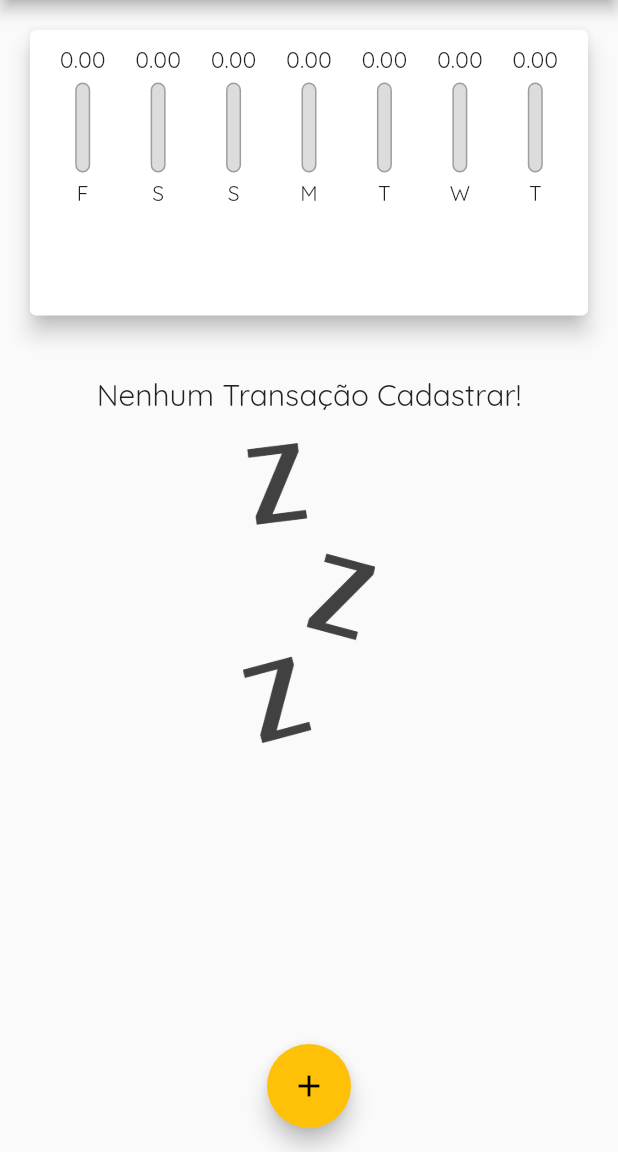
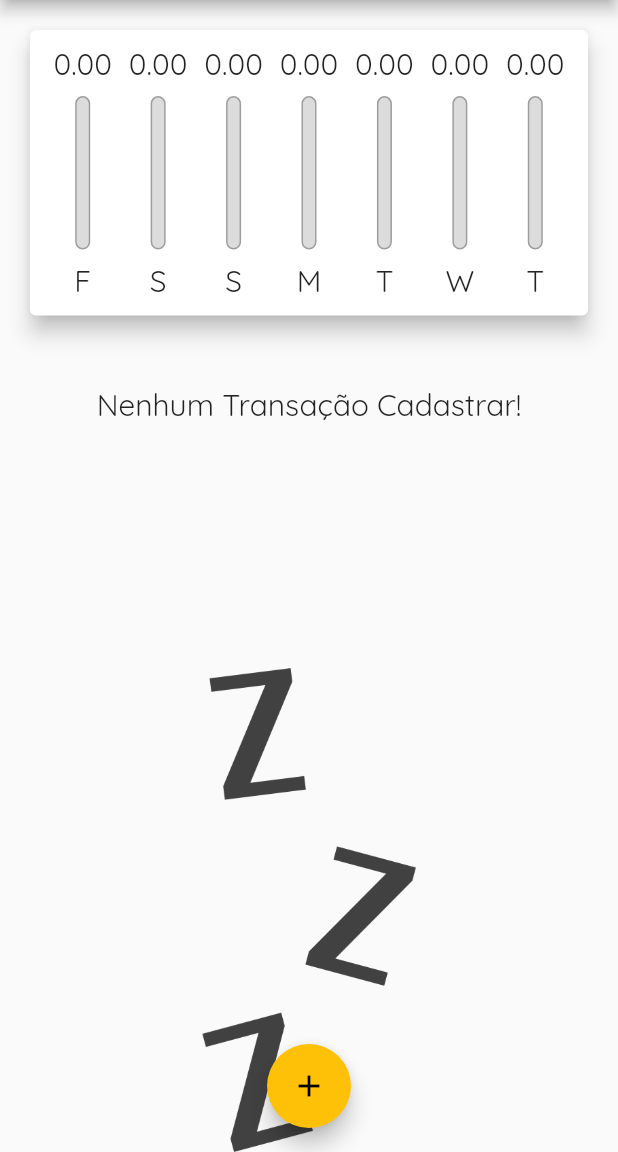
Before and after one commit to williansjaime/AppFlutterDespesas, a Flutter app: the screen it shows after launch, on a phone screen of 412 x 824 dp, the part 84-1236 px from its top. Run offline on Flutter 3.47's test engine with Material 2 defaults, Android fonts, the phone set to English and light mode, and no system bars.

Commit message:
Melhoria na responsividade do grafico

```diff
--- a/AppExpense/expenses/lib/components/CharBar.dart
+++ b/AppExpense/expenses/lib/components/CharBar.dart
@@ -15,15 +15,17 @@ ChartBar({
 
   @override
   Widget build(BuildContext context) {
+    return LayoutBuilder(
+      builder: (ctx,constraints) {
         return Column(children: [
           Container(
-        height: 20,
+            height: constraints.maxHeight * 0.15,
             child: FittedBox(
               child:Text('${value!.toStringAsFixed(2)}'),),),
 
-      SizedBox(height: 5,),
+          SizedBox(height: constraints.maxHeight * 0.05,),
           Container(
-        height: 60,
+            height: constraints.maxHeight * 0.6,
             width: 10,
             child: Stack(
               alignment: Alignment.bottomCenter,
@@ -50,8 +52,14 @@ ChartBar({
                 )
             ]),
             ),
-      SizedBox(height: 5,),
-      Text(label.toString()),
+          SizedBox(height: constraints.maxHeight * 0.05,),
+          Container(
+            height: constraints.maxHeight * 0.15,
+            child: FittedBox(
+              child: Text(label.toString()),
+            )),
         ],);
       }
+    );
   }
+}
--- a/AppExpense/expenses/lib/components/transaction_list.dart
+++ b/AppExpense/expenses/lib/components/transaction_list.dart
@@ -11,15 +11,23 @@ class TransactionList extends StatelessWidget {
   @override
   Widget build(BuildContext context) {
     return transaction.isEmpty ?
-    Column(
-      children: <Widget>[
-      SizedBox(height: 20,),
-      Text('Nenhum Transação Cadastrar!',
-      style: Theme.of(context).textTheme.titleLarge,),
-      SizedBox(height: 20,),
-      Container(
-        height:200,
-        child:Image.asset('assets/images/waiting.png',fit: BoxFit.cover,),),],
+
+    LayoutBuilder(
+      builder: (ctx, constraints) {
+        return Column(
+          children: <Widget>[
+          SizedBox(height: constraints.maxHeight * 0.05,),
+          Container(
+            height: constraints.maxHeight * 0.3,
+            child: Text('Nenhum Transação Cadastrar!',
+            style: Theme.of(context).textTheme.titleLarge,),
+          ),
+          SizedBox(height: constraints.maxHeight * 0.05,),
+          Container(
+            height:constraints.maxHeight * 0.6,
+            child:Image.asset('assets/images/waiting.png',fit: BoxFit.cover,),),],
+        );
+      }
     )
 
     :ListView.builder(
--- a/AppExpense/expenses/lib/main.dart
+++ b/AppExpense/expenses/lib/main.dart
@@ -1,5 +1,6 @@
 import 'dart:math';
 import 'package:flutter/material.dart';
+import 'package:flutter/services.dart';
 import 'models/transaction.dart';
 import 'components/transaction_list.dart';
 import 'components/transaction_form.dart';
@@ -10,6 +11,9 @@ void main() {
 
 class Expenses extends StatelessWidget {
   Widget build(BuildContext context) {
+  SystemChrome.setPreferredOrientations([
+    DeviceOrientation.portraitUp
+  ]);
     return MaterialApp(
       debugShowCheckedModeBanner: false,
       home: expenses(),
@@ -42,6 +46,8 @@ class expenses extends StatefulWidget {
 
 class _expensesState extends State<expenses> {
   final List<Transaction> _transactions = [];
+  bool _showChart = false;
+
 
     List<Transaction> get _recentTransactions {
       return _transactions.where((tr)
@@ -86,9 +92,12 @@ class _expensesState extends State<expenses> {
 
   @override
   Widget build(BuildContext context) {
+    bool isLandscape = MediaQuery.of(context).orientation == Orientation.landscape;
+
     final appbar = AppBar(
         title: Text('Despesas Pessoais',
-        style: TextStyle(fontFamily: 'OpenSans',),),
+        style: TextStyle(fontFamily: 'OpenSans',),
+        ),
         actions: <Widget>[
           IconButton(
             onPressed: () => _openTransactionFormModal(context),
@@ -107,12 +116,26 @@ class _expensesState extends State<expenses> {
           //mainAxisAlignment: MainAxisAlignment.spaceAround,
           //crossAxisAlignment: CrossAxisAlignment.stretch,
           children: <Widget>[
-              Container(
-                height: avalableHeight * 0.3,
-                child: Chart(_recentTransactions)),
-              Container(
-                height: avalableHeight * 0.7,
-                child: TransactionList(_transactions, _removeTransaction)),
+              if(isLandscape)
+                Row(
+                  mainAxisAlignment: MainAxisAlignment.center,
+                  children: [
+                    Text("Exibir Grafico"),
+                    Switch(value: _showChart, onChanged: ((value) {
+                      setState(() {
+                        _showChart = value;
+                      });
+                    }))
+                  ],
+                ),
+              if(_showChart || !isLandscape)
+                Container(
+                  height: avalableHeight * (isLandscape? 0.7 : 0.30),
+                  child: Chart(_recentTransactions)),
+              if(!_showChart || !isLandscape)
+                Container(
+                  height: avalableHeight * 0.70,
+                  child: TransactionList(_transactions, _removeTransaction)),
           ],
         ),
       ),
```
Lines whose indentation alone changed are shown as unchanged.
